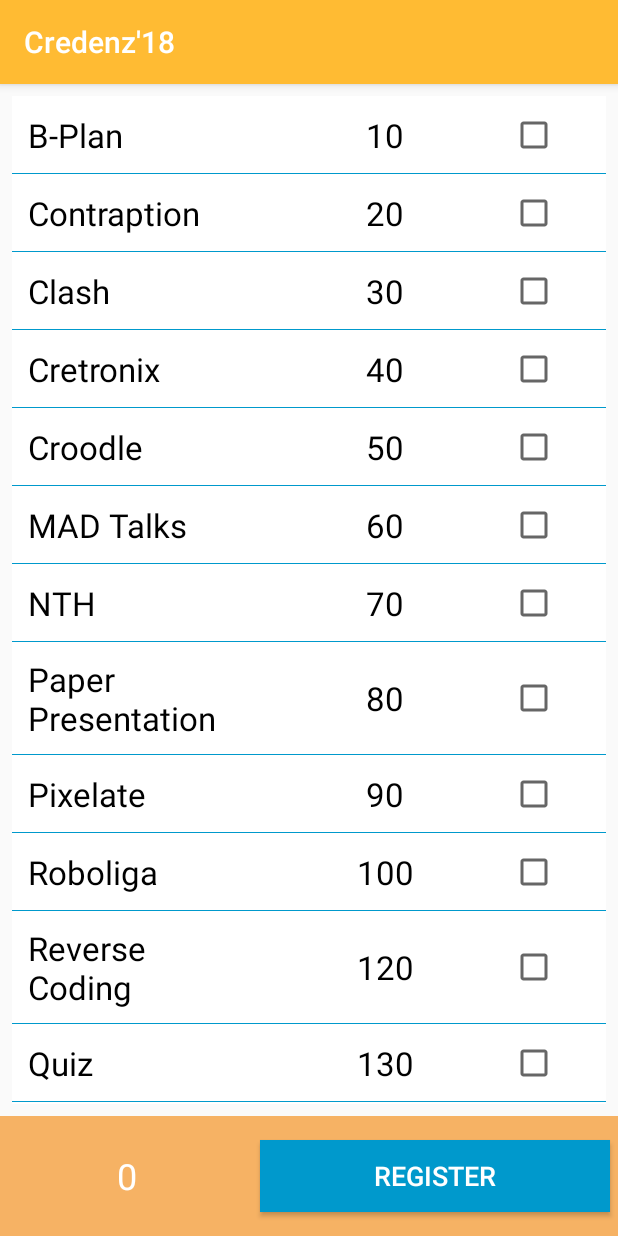
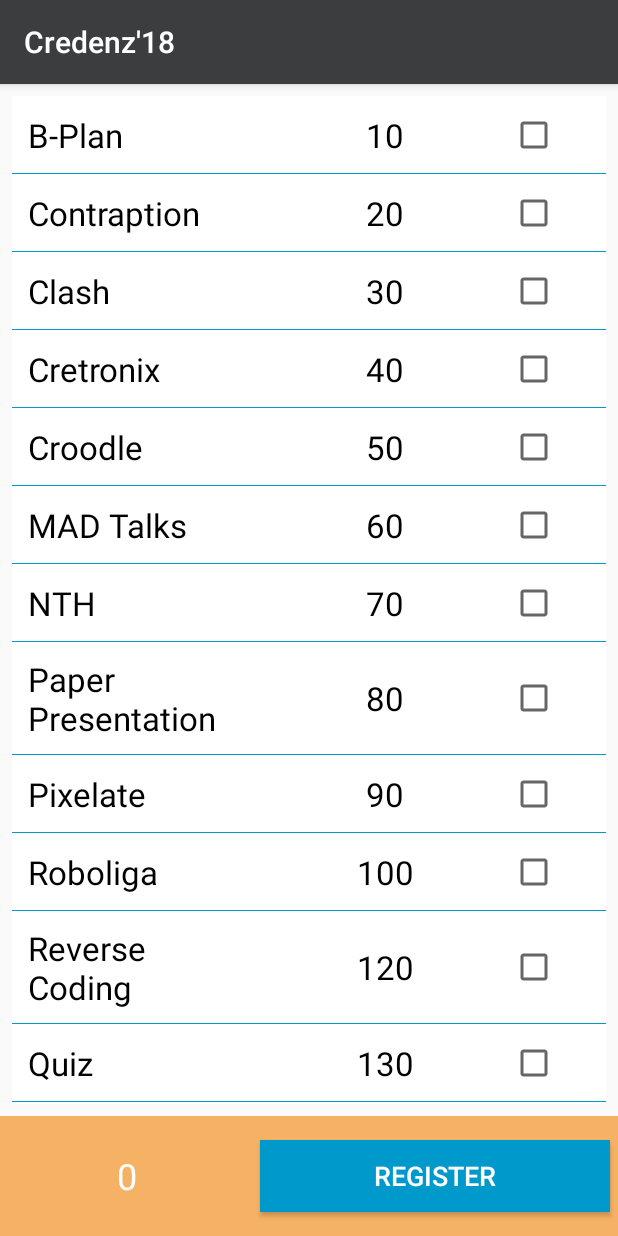
Before and after one commit to aniket2098/CREDENZ-18, an Android app: the Register screen opened directly, with no data from a screen before it, on a phone screen of 412 x 824 dp. Run offline under Robolectric (Android 15) with nearby library versions, the phone set to English and light mode, and no system bars.

Commit message:
ServerData updated!

```diff
--- a/app/src/main/java/com/example/admin/credenz18/Event.java
+++ b/app/src/main/java/com/example/admin/credenz18/Event.java
@@ -4,7 +4,6 @@ import java.util.ArrayList;
 
 public class Event {
 
- static public ArrayList<Event> events = new ArrayList<>();
 
     private String eventName;
     private int eventPrice;
@@ -28,31 +27,9 @@ public class Event {
         return eventCheck;
     }
 
-    public static ArrayList<Event> createContactsList() {
 
-        events.clear();
-        events.add(new Event("  B-Plan",10,false));
-        events.add(new Event("  Contraption",20,false));
-        events.add(new Event("  Clash",30,false));
-        events.add(new Event("  Cretronix",40,false));
-        events.add(new Event("  Croodle",50,false));
-        events.add(new Event("  MAD Talks",60,false));
-        events.add(new Event("  NTH",70,false));
-        events.add(new Event("  Paper\n  Presentation",80,false));
-        events.add(new Event("  Pixelate",90,false));
-        events.add(new Event("  Roboliga",100,false));
-        events.add(new Event("  Reverse\n  Coding",120,false));
-        events.add(new Event("  Quiz",130,false));
-        events.add(new Event("  Software\n  Development",140,false));
-        events.add(new Event("  Seminars",150,false));
-        events.add(new Event("  Web Weaver",160,false));
-        events.add(new Event("  Wall Street",170,false));
-        events.add(new Event("  Xodia",180,false));
-        events.add(new Event("  Workshop",190,false));
-        return events;
-    }
 
-    public void modify(int position,boolean value)
+    public void modify(int position,boolean value,ArrayList<Event> events)
     {
         events.get(position).eventCheck=value;
     }
--- a/app/src/main/java/com/example/admin/credenz18/MainActivity.java
+++ b/app/src/main/java/com/example/admin/credenz18/MainActivity.java
@@ -39,6 +39,8 @@ public class MainActivity extends AppCompatActivity
         toggle.syncState();
         NavigationView navigationView = findViewById(R.id.nav_view);
         navigationView.setNavigationItemSelectedListener(this);
+
+        getWindow().setBackgroundDrawableResource(R.drawable.bg);
 
         final Spinner spinner = (Spinner) findViewById(R.id.college);
 // Create an ArrayAdapter using the string array and a default spinner layout
--- a/app/src/main/java/com/example/admin/credenz18/Register.java
+++ b/app/src/main/java/com/example/admin/credenz18/Register.java
@@ -31,6 +31,7 @@ public class Register extends AppCompatActivity{
     public ArrayList<Event> receipt=new ArrayList<>();
 
 
+    private ArrayList<Event> event;
 
     @Override
     protected void onCreate(Bundle savedInstanceState) {
@@ -64,10 +65,9 @@ public class Register extends AppCompatActivity{
                 return viewHolder;
             }
 
-            private List<Event> event;
 
 
-            public RegisterAdapter(List<Event> events) {
+            public RegisterAdapter(ArrayList<Event> events) {
                 event = events;
             }
 
@@ -90,11 +90,11 @@ public class Register extends AppCompatActivity{
                         int pos = viewHolder.getAdapterPosition();
                         if(checkBox.isChecked()){
                             receipt.add(event.get(pos));
-                            event.get(position).modify(position,true);
+                            event.get(position).modify(position,true,event);
                             total+=event.get(position).getPrice();
                         }
                         else{
-                            event.get(position).modify(position,false);
+                            event.get(position).modify(position,false,event);
                             String temp=event.get(pos).getName();
                             for(int i=0;i<receipt.size();i++)
                             {
@@ -116,7 +116,7 @@ public class Register extends AppCompatActivity{
         textView = findViewById(R.id.total);
         view = this.findViewById(android.R.id.content);
         final RecyclerView rvContacts = findViewById(R.id.rv);
-        events = Event.createContactsList();
+        events =createContactsList();
         adapter = new RegisterAdapter(events);
         rvContacts.setAdapter(adapter);
         rvContacts.setLayoutManager(new LinearLayoutManager(this));
@@ -133,13 +133,38 @@ public class Register extends AppCompatActivity{
         });
     }
 
+    public static ArrayList<Event> createContactsList() {
+        ArrayList<Event> events = new ArrayList<>();
+
+        events.clear();
+        events.add(new Event("  B-Plan",10,false));
+        events.add(new Event("  Contraption",20,false));
+        events.add(new Event("  Clash",30,false));
+        events.add(new Event("  Cretronix",40,false));
+        events.add(new Event("  Croodle",50,false));
+        events.add(new Event("  MAD Talks",60,false));
+        events.add(new Event("  NTH",70,false));
+        events.add(new Event("  Paper\n  Presentation",80,false));
+        events.add(new Event("  Pixelate",90,false));
+        events.add(new Event("  Roboliga",100,false));
+        events.add(new Event("  Reverse\n  Coding",120,false));
+        events.add(new Event("  Quiz",130,false));
+        events.add(new Event("  Software\n  Development",140,false));
+        events.add(new Event("  Seminars",150,false));
+        events.add(new Event("  Web Weaver",160,false));
+        events.add(new Event("  Wall Street",170,false));
+        events.add(new Event("  Xodia",180,false));
+        events.add(new Event("  Workshop",190,false));
+        return events;
+    }
+
     public void database()
     {
         SQLiteDatabase sqLiteDatabase=openOrCreateDatabase("previousData",MODE_PRIVATE,null);
         Bundle bundle = getIntent().getExtras();
         Date c=Calendar.getInstance().getTime();
         SimpleDateFormat d=new SimpleDateFormat("dd-MM-yyyy");
-        prevData=new PrevData(bundle.getString("name"),bundle.getString("name2"),bundle.getString("name3"),bundle.getString("name4"),bundle.getString("phone"),bundle.getString("email"),bundle.getString("phone"),total,receipt.size(),d.format(c),bundle.getString("college"),receipt);
+        prevData=new PrevData(bundle.getString("name"),bundle.getString("name2"),bundle.getString("name3"),bundle.getString("name4"),bundle.getString("phone"),bundle.getString("email"),bundle.getString("phone"),total,receipt.size(),d.format(c),bundle.getString("college"),event);
         Database database=new Database(prevData, sqLiteDatabase);
     }
     @Override
--- a/app/src/main/res/values/colors.xml
+++ b/app/src/main/res/values/colors.xml
@@ -1,7 +1,7 @@
 <?xml version="1.0" encoding="utf-8"?>
 <resources>
-    <color name="colorPrimary">#ffbb33</color>
-    <color name="colorPrimaryDark">#ff8800</color>
+    <color name="colorPrimary">#3c3d3f</color>
+    <color name="colorPrimaryDark">#2a2a2b</color>
     <color name="colorAccent">#00ddff</color>
     <color name="black">#000000</color>
     <color name="white">#ffffff</color>
```
Also changed, not shown: app/src/main/java/com/example/admin/credenz18/Database.java (+37 -4 lines), app/src/main/java/com/example/admin/credenz18/ServerData.java (added, +41 -0 lines), app/src/main/res/layout/content_main.xml (+30 -17 lines), app/src/main/res/drawable/bg.jpg (added).
